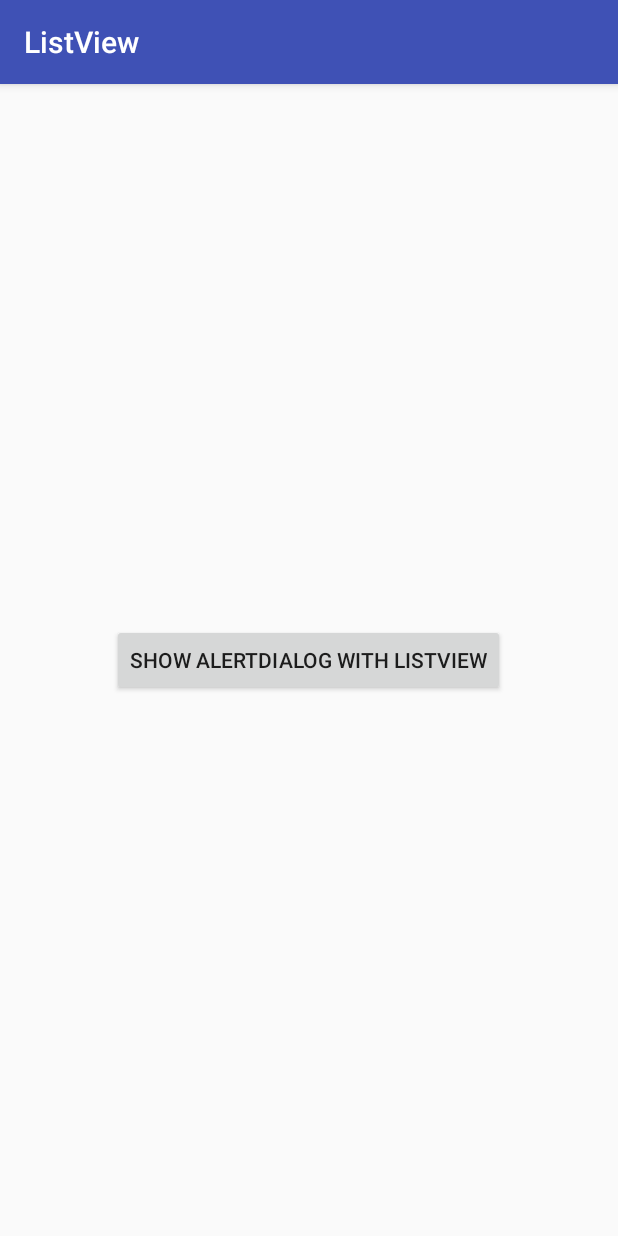
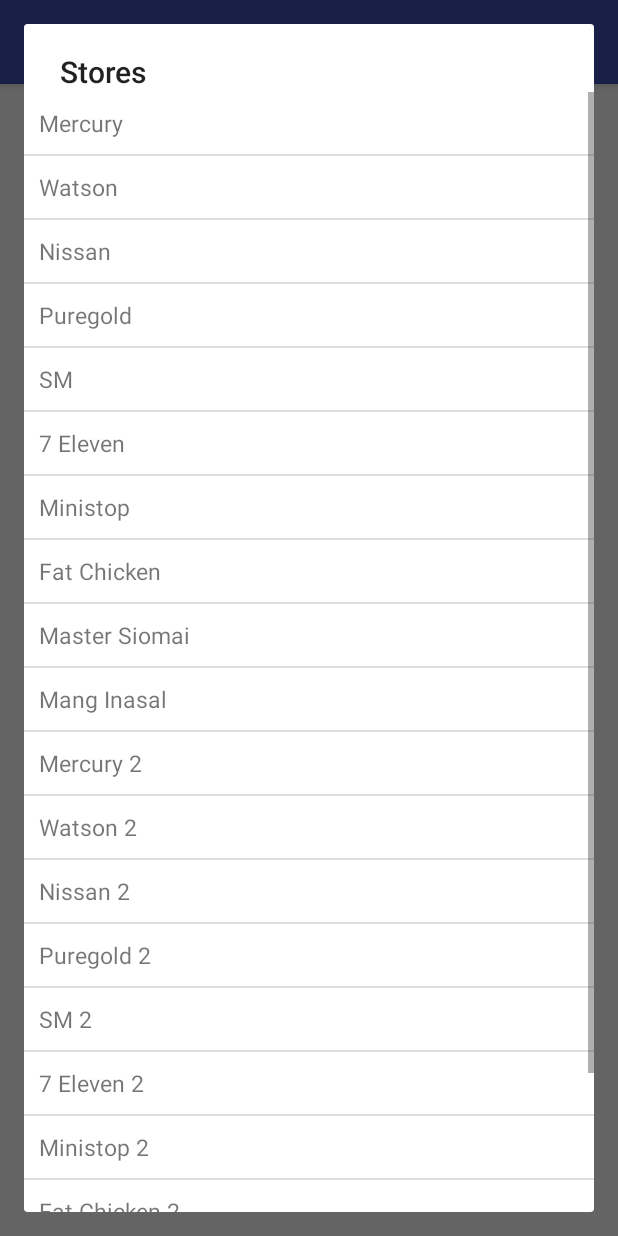
Before and after one commit to fouliex/AndroidDesignPatterns, an Android app: the screen it shows after launch (MainActivity), after a tap on "SHOW ALERTDIALOG WITH LISTVIEW", on a phone screen of 412 x 824 dp. Run offline under Robolectric (Android 15) with nearby library versions, the phone set to English and light mode, and no system bars.

Commit message:
Implement showPopUP from the MainActivity class Implement the onItemClick

```diff
--- a/StructuralPatterns/Adapter/ListView/app/src/main/java/com/example/adapterpattern/fouliex/listview/MainActivity.java
+++ b/StructuralPatterns/Adapter/ListView/app/src/main/java/com/example/adapterpattern/fouliex/listview/MainActivity.java
@@ -5,6 +5,8 @@ import android.support.v7.app.AlertDialog;
 import android.support.v7.app.AppCompatActivity;
 import android.os.Bundle;
 import android.view.View;
+import android.widget.ArrayAdapter;
+import android.widget.ListView;
 
 public class MainActivity extends AppCompatActivity {
     AlertDialog alertDialogStores;
@@ -30,6 +32,38 @@ public class MainActivity extends AppCompatActivity {
     }
 
     private void showPopUp() {
-        ObjectItem objectItemData;
+        ObjectItem[] objectItemData = new ObjectItem[20];
+        objectItemData[0] = new ObjectItem(91, "Mercury");
+        objectItemData[1] = new ObjectItem(92, "Watson");
+        objectItemData[2] = new ObjectItem(93, "Nissan");
+        objectItemData[3] = new ObjectItem(94, "Puregold");
+        objectItemData[4] = new ObjectItem(95, "SM");
+        objectItemData[5] = new ObjectItem(96, "7 Eleven");
+        objectItemData[6] = new ObjectItem(97, "Ministop");
+        objectItemData[7] = new ObjectItem(98, "Fat Chicken");
+        objectItemData[8] = new ObjectItem(99, "Master Siomai");
+        objectItemData[9] = new ObjectItem(100, "Mang Inasal");
+        objectItemData[10] = new ObjectItem(101, "Mercury 2");
+        objectItemData[11] = new ObjectItem(102, "Watson 2");
+        objectItemData[12] = new ObjectItem(103, "Nissan 2");
+        objectItemData[13] = new ObjectItem(104, "Puregold 2");
+        objectItemData[14] = new ObjectItem(105, "SM 2");
+        objectItemData[15] = new ObjectItem(106, "7 Eleven 2");
+        objectItemData[16] = new ObjectItem(107, "Ministop 2");
+        objectItemData[17] = new ObjectItem(108, "Fat Chicken 2");
+        objectItemData[18] = new ObjectItem(109, "Master Siomai 2");
+        objectItemData[19] = new ObjectItem(110, "Mang Inasal 2");
+
+        ArrayAdapter adapter = new ArrayAdapterItem(this,R.layout.list_view_row_item,objectItemData);
+
+        ListView listView = new ListView(this);
+        listView.setAdapter(adapter);
+        listView.setOnItemClickListener(new OnItemClickListenerListViewItem());
+
+        alertDialogStores = new AlertDialog.Builder(MainActivity.this)
+                .setView(listView)
+                .setTitle("Stores")
+                .show();
+
     }
 }
--- a/StructuralPatterns/Adapter/ListView/app/src/main/java/com/example/adapterpattern/fouliex/listview/OnItemClickListenerListViewItem.java
+++ b/StructuralPatterns/Adapter/ListView/app/src/main/java/com/example/adapterpattern/fouliex/listview/OnItemClickListenerListViewItem.java
@@ -1,8 +1,33 @@
 package com.example.adapterpattern.fouliex.listview;
 
+import android.content.Context;
+import android.view.View;
+import android.widget.AdapterView;
+import android.widget.TextView;
+import android.widget.Toast;
+
 /**
- * Created by 212361198 on 2/28/17.
+ * Created by George Fouche on 2/28/17.
  */
 
-public class OnItemClickListenerListViewItem {
+public class OnItemClickListenerListViewItem implements AdapterView.OnItemClickListener{
+
+
+    @Override
+    public void onItemClick(AdapterView<?> adapterView, View view, int i, long l) {
+        Context context = view.getContext();
+        TextView textView = (TextView) view.findViewById(R.id.textViewItem);
+
+
+        String listItemText = textView.getText().toString();
+        String listItemID = textView.getTag().toString();
+
+        Toast.makeText(context, "Item: " + listItemText + ", Item ID: " + listItemID, Toast.LENGTH_SHORT).show();
+
+        ((MainActivity) context).alertDialogStores.cancel();
+
+
+    }
+
+
 }
```
